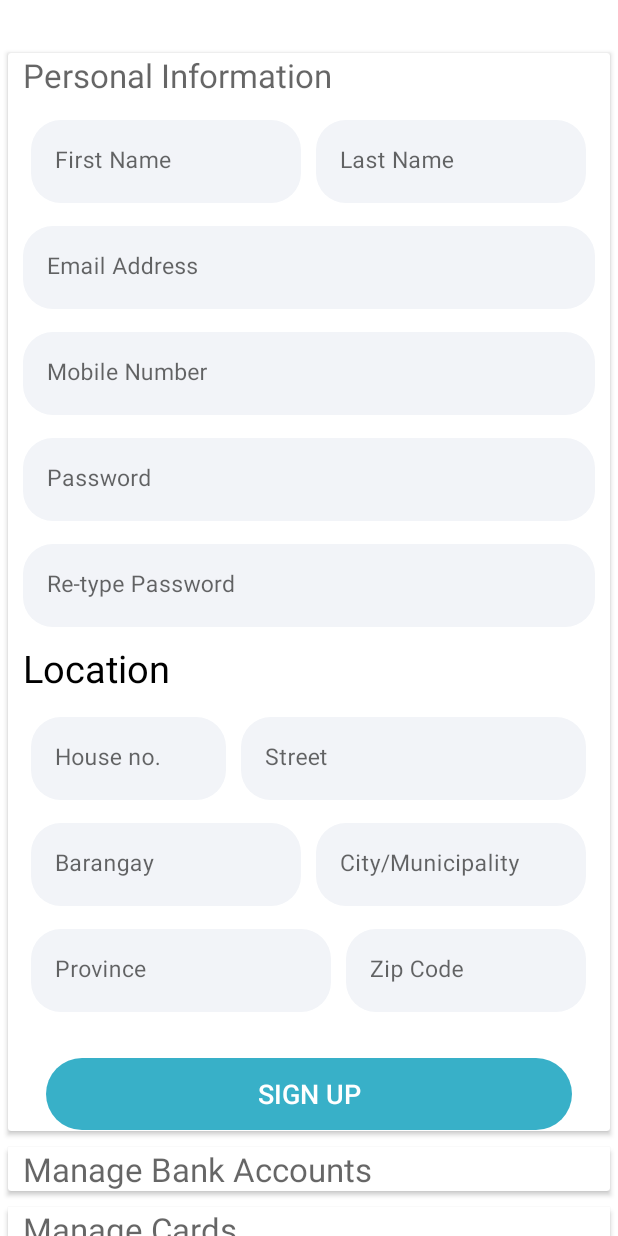
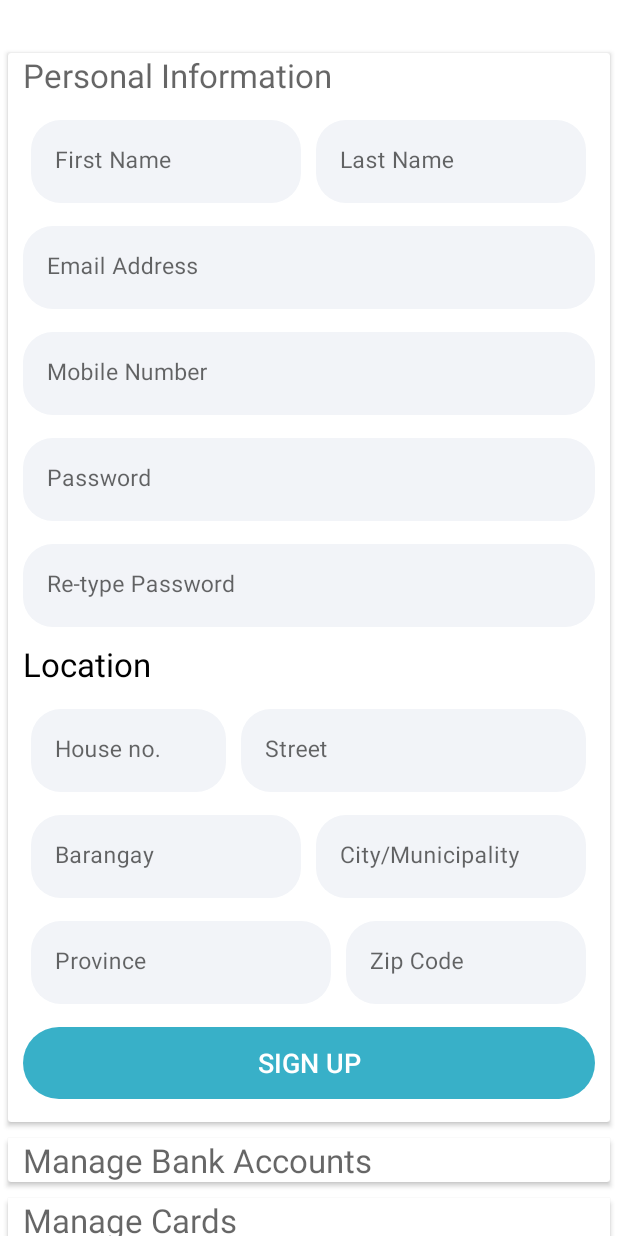
Before and after one commit to Ranz-prog/DustNShine_CustomerApp, an Android app: the ActivityManageAccount screen opened directly, with no data from a screen before it, after a tap on an icon or button, on a phone screen of 412 x 824 dp. Run offline under Robolectric (Android 15) with nearby library versions, the phone set to English and light mode, and no system bars.

Commit message:
Updated Manage Account Layout

```diff
--- a/app/src/main/res/layout/activity_manage_acc.xml
+++ b/app/src/main/res/layout/activity_manage_acc.xml
@@ -170,7 +170,7 @@
                     android:layout_marginBottom="15dp"
                     android:text="@string/location"
                     android:textColor="@color/black"
-                    android:textSize="25sp" />
+                    android:textSize="22sp" />
 
                 <LinearLayout
                     android:layout_width="wrap_content"
@@ -309,7 +309,7 @@
                     android:layout_width="match_parent"
                     android:layout_height="wrap_content"
                     android:layout_gravity="center|bottom"
-                    android:layout_margin="15dp"
+                    android:layout_marginBottom="30dp"
                     android:background="@drawable/rounded_corners_button_layout"
                     android:backgroundTint="@color/app_blue"
                     android:padding="10dp"
```
